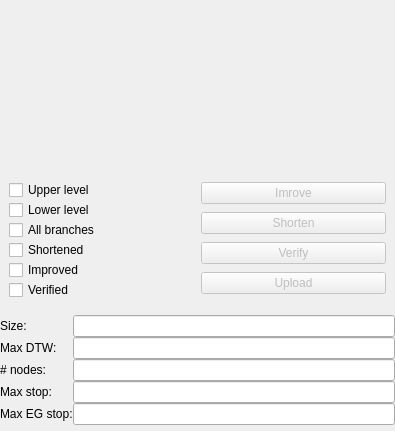
Qt form projects/gui/ui/resultswidget.ui (tolius/solver) before a commit.
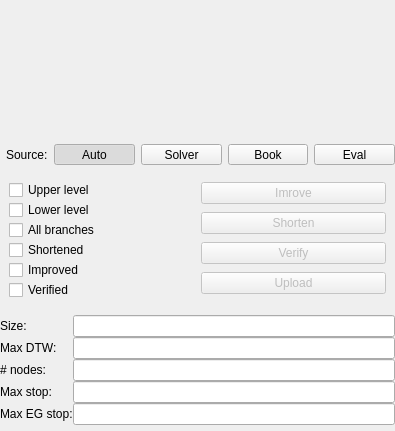
The same form after that commit.

Patch:
```diff
--- a/projects/gui/ui/resultswidget.ui
+++ b/projects/gui/ui/resultswidget.ui
@@ -40,7 +40,7 @@
         <x>0</x>
         <y>0</y>
         <width>395</width>
-        <height>151</height>
+        <height>108</height>
        </rect>
       </property>
      </widget>
@@ -56,6 +56,102 @@
      </property>
     </widget>
    </item>
+   <item>
+    <layout class="QGridLayout" name="gridLayout_2">
+     <property name="leftMargin">
+      <number>6</number>
+     </property>
+     <property name="topMargin">
+      <number>0</number>
+     </property>
+     <item row="0" column="4">
+      <widget class="QToolButton" name="btn_SourceEval">
+       <property name="sizePolicy">
+        <sizepolicy hsizetype="Expanding" vsizetype="Fixed">
+         <horstretch>0</horstretch>
+         <verstretch>0</verstretch>
+        </sizepolicy>
+       </property>
+       <property name="text">
+        <string>Eval</string>
+       </property>
+       <property name="checkable">
+        <bool>true</bool>
+       </property>
+       <property name="autoExclusive">
+        <bool>true</bool>
+       </property>
+      </widget>
+     </item>
+     <item row="0" column="1">
+      <widget class="QToolButton" name="btn_SourceAuto">
+       <property name="sizePolicy">
+        <sizepolicy hsizetype="Expanding" vsizetype="Fixed">
+         <horstretch>0</horstretch>
+         <verstretch>0</verstretch>
+        </sizepolicy>
+       </property>
+       <property name="text">
+        <string>Auto</string>
+       </property>
+       <property name="checkable">
+        <bool>true</bool>
+       </property>
+       <property name="checked">
+        <bool>true</bool>
+       </property>
+       <property name="autoExclusive">
+        <bool>true</bool>
+       </property>
+      </widget>
+     </item>
+     <item row="0" column="0">
+      <widget class="QLabel" name="label">
+       <property name="text">
+        <string>Source:</string>
+       </property>
+      </widget>
+     </item>
+     <item row="0" column="2">
+      <widget class="QToolButton" name="btn_SourceSolver">
+       <property name="sizePolicy">
+        <sizepolicy hsizetype="Expanding" vsizetype="Fixed">
+         <horstretch>0</horstretch>
+         <verstretch>0</verstretch>
+        </sizepolicy>
+       </property>
+       <property name="text">
+        <string>Solver</string>
+       </property>
+       <property name="checkable">
+        <bool>true</bool>
+       </property>
+       <property name="autoExclusive">
+        <bool>true</bool>
+       </property>
+      </widget>
+     </item>
+     <item row="0" column="3">
+      <widget class="QToolButton" name="btn_SourceBook">
+       <property name="sizePolicy">
+        <sizepolicy hsizetype="Expanding" vsizetype="Fixed">
+         <horstretch>0</horstretch>
+         <verstretch>0</verstretch>
+        </sizepolicy>
+       </property>
+       <property name="text">
+        <string>Book</string>
+       </property>
+       <property name="checkable">
+        <bool>true</bool>
+       </property>
+       <property name="autoExclusive">
+        <bool>true</bool>
+       </property>
+      </widget>
+     </item>
+    </layout>
+   </item>
    <item>
     <widget class="QWidget" name="widget_SolutionResult" native="true">
      <layout class="QGridLayout" name="gridLayout">
```
